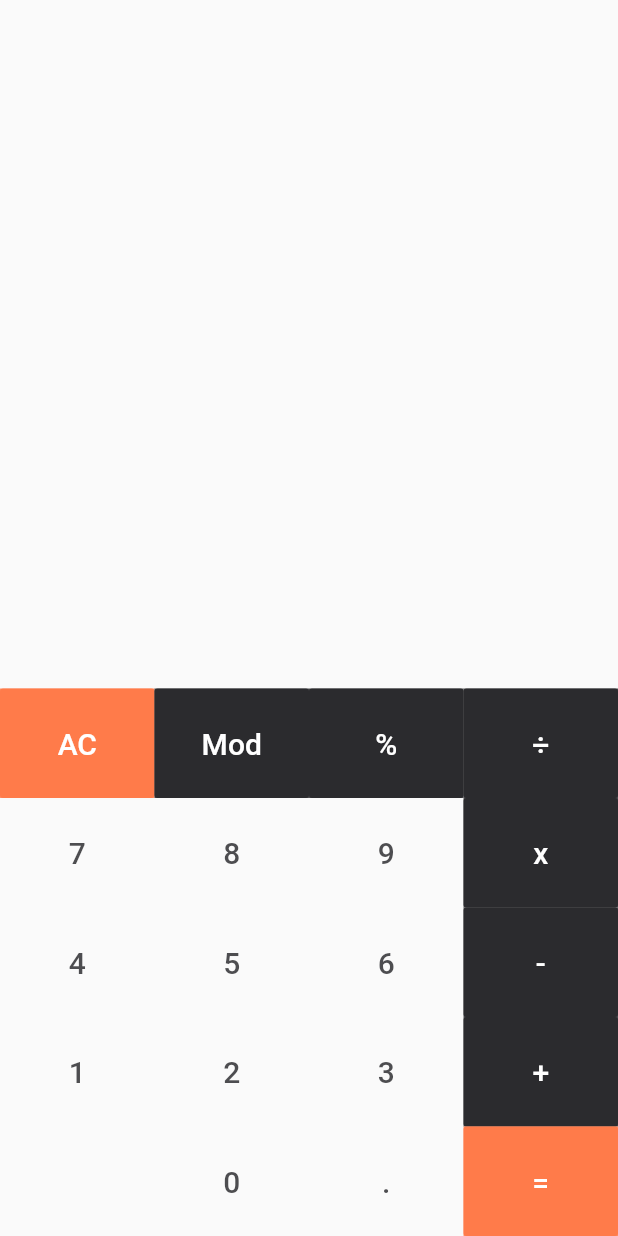
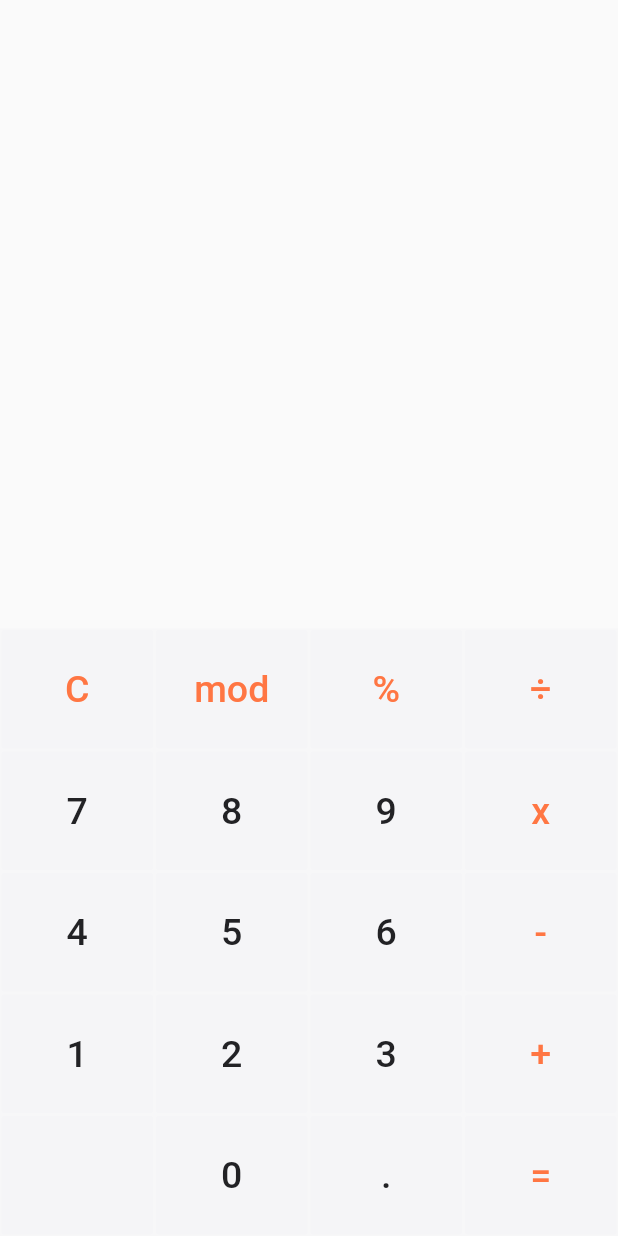
Before and after one commit to YunusEmreAlps/Flutter_Calculator, a Flutter app: the screen it shows after launch, on a phone screen of 412 x 824 dp. Run offline on Flutter 3.47's test engine with Material 2 defaults, Android fonts, the phone set to English and light mode, and no system bars.

Commit message:
Update UI

```diff
--- a/calculator/lib/calFunc.dart
+++ b/calculator/lib/calFunc.dart
@@ -11,7 +11,7 @@ List<String> allInputs = [];
 
 calculation(String input) {
   // If user press the clear button
-  if (input == "AC") {
+  if (input == "C") {
     num1List = [];
     num2List = [];
     _parameters = [];
@@ -57,12 +57,13 @@ calculation(String input) {
       num2List.add(input);
     }
   }
-  if (input == "+" || input == "-" || input == "x" || input == "÷" || input == "Mod" || input == "%") {
+  if (input == " + " || input == " - " || input == " x " || input == " ÷ " || input == " mod " || input == " % ") {
     if (_parameters.length == 0) {
       // When for the first time we hit any Operator button
       _parameters.add(input);
 
-      if((input == "%")) {
+      // Percent
+      if((input == " % ")) {
         allOperations();
       }
     } else {
@@ -72,41 +73,41 @@ calculation(String input) {
     }
   }
 
-  if(input != "%") {
+  if((input != " % ")) {
     allInputs.add(input);
     displayInputs = allInputs.join();
   }
 }
 
 void allOperations() {
-  if (_parameters[_parameters.length - 1] == "+") {
+  if (_parameters[_parameters.length - 1] == " + ") {
     double sum = addition(num1List.join(), num2List.join());
     num1List = ["$sum"];
     num2List = [];
     result = sum;
-  } else if (_parameters[_parameters.length - 1] == "-") {
+  } else if (_parameters[_parameters.length - 1] == " - ") {
     double subtract = subtraction(num1List.join(), num2List.join());
     num1List = ["$subtract"];
     num2List = [];
     result = subtract;
-  } else if (_parameters[_parameters.length - 1] == "x") {
+  } else if (_parameters[_parameters.length - 1] == " x ") {
     double multi = multiplication(num1List.join(), num2List.join());
     num1List = ["$multi"];
     num2List = [];
     result = multi;
-  } else if (_parameters[_parameters.length - 1] == "÷") {
+  } else if (_parameters[_parameters.length - 1] == " ÷ ") {
     double divi = division(num1List.join(), num2List.join());
     num1List = ["$divi"];
     num2List = [];
     result = divi;
   }
-  else if (_parameters[_parameters.length - 1] == "Mod") {
+  else if (_parameters[_parameters.length - 1] == " mod ") {
     double mod = module(num1List.join(), num2List.join());
     num1List = ["$mod"];
     num2List = [];
     result = mod;
   }
-  else if (_parameters[_parameters.length - 1] == "%") {
+  else if (_parameters[_parameters.length - 1] == " % ") {
     double per = percent(num1List.join());
     num1List = [];
     _parameters = [];
--- a/calculator/lib/constants/constants.dart
+++ b/calculator/lib/constants/constants.dart
@@ -6,6 +6,7 @@ const kShadowColor = Color(0xFF364564);
 const kPrimaryColor = Color(0xFFFF7643);
 
 // Light
+const kLightGrayColor = Color(0xFFD4D4D2);
 const kTitleTextLightColor = Colors.white;
 const kAccentLightColor = Color(0xFFB3BFD7);
 const kPrimaryLightColor = Color(0xFFE4E9F2);
--- a/calculator/lib/main.dart
+++ b/calculator/lib/main.dart
@@ -26,6 +26,7 @@ class MyApp extends StatelessWidget {
       home: SafeArea(
         child: Scaffold(
           body: Calculator(),
+          resizeToAvoidBottomPadding: false,
         ),
       ),
     );
@@ -77,45 +78,45 @@ class _CalculatorState extends State<Calculator> {
           children: <Widget>[
             // All Clear
             CalculatorButton(
-              text: "AC",
-              backgroundColor: kPrimaryColor.withOpacity(0.8),
-              textColor: Colors.white,
+              text: "C",
+              backgroundColor: kSecondaryLightColor.withOpacity(0.3),
+              textColor: kPrimaryColor,
               press: () {
                 setState(() {
-                  calculation("AC");
+                  calculation("C");
                 });
               },
             ),
             // Modulo
             CalculatorButton(
-              text: "Mod",
-              backgroundColor: kSurfaceDarkColor.withOpacity(0.8),
-              textColor: Colors.white,
+              text: "mod",
+              backgroundColor: kSecondaryLightColor.withOpacity(0.3),
+              textColor: kPrimaryColor,
               press: () {
                 setState(() {
-                  calculation("Mod");
+                  calculation(" mod ");
                 });
               },
             ),
             // %
             CalculatorButton(
               text: "%",
-              backgroundColor: kSurfaceDarkColor.withOpacity(0.8),
-              textColor: Colors.white,
+              backgroundColor: kSecondaryLightColor.withOpacity(0.3),
+              textColor: kPrimaryColor,
               press: () {
                 setState(() {
-                  calculation("%");
+                  calculation(" % ");
                 });
               },
             ),
             // Division
             CalculatorButton(
               text: "÷",
-              backgroundColor: kSurfaceDarkColor.withOpacity(0.8),
-              textColor: Colors.white,
+              backgroundColor: kSecondaryLightColor.withOpacity(0.3),
+              textColor: kPrimaryColor,
               press: () {
                 setState(() {
-                  calculation("÷");
+                  calculation(" ÷ ");
                 });
               },
             ),
@@ -127,7 +128,8 @@ class _CalculatorState extends State<Calculator> {
             // 7
             CalculatorButton(
               text: "7",
-              textColor: kSurfaceDarkColor.withOpacity(0.8),
+              backgroundColor: kSecondaryLightColor.withOpacity(0.3),
+              textColor: kSurfaceDarkColor,
               press: () {
                 setState(() {
                   calculation("7");
@@ -137,7 +139,8 @@ class _CalculatorState extends State<Calculator> {
             // 8
             CalculatorButton(
               text: "8",
-              textColor: kSurfaceDarkColor.withOpacity(0.8),
+              backgroundColor: kSecondaryLightColor.withOpacity(0.3),
+              textColor: kSurfaceDarkColor,
               press: () {
                 setState(() {
                   calculation("8");
@@ -147,7 +150,8 @@ class _CalculatorState extends State<Calculator> {
             // 9
             CalculatorButton(
               text: "9",
-              textColor: kSurfaceDarkColor.withOpacity(0.8),
+              backgroundColor: kSecondaryLightColor.withOpacity(0.3),
+              textColor: kSurfaceDarkColor,
               press: () {
                 setState(() {
                   calculation("9");
@@ -157,11 +161,11 @@ class _CalculatorState extends State<Calculator> {
             // x
             CalculatorButton(
               text: "x",
-              backgroundColor: kSurfaceDarkColor.withOpacity(0.8),
-              textColor: Colors.white,
+              backgroundColor: kSecondaryLightColor.withOpacity(0.3),
+              textColor: kPrimaryColor,
               press: () {
                 setState(() {
-                  calculation("x");
+                  calculation(" x ");
                 });
               },
             ),
@@ -173,7 +177,8 @@ class _CalculatorState extends State<Calculator> {
             // 4
             CalculatorButton(
               text: "4",
-              textColor: kSurfaceDarkColor.withOpacity(0.8),
+              backgroundColor: kSecondaryLightColor.withOpacity(0.3),
+              textColor: kSurfaceDarkColor,
               press: () {
                 setState(() {
                   calculation("4");
@@ -183,7 +188,8 @@ class _CalculatorState extends State<Calculator> {
             // 5
             CalculatorButton(
               text: "5",
-              textColor: kSurfaceDarkColor.withOpacity(0.8),
+              backgroundColor: kSecondaryLightColor.withOpacity(0.3),
+              textColor: kSurfaceDarkColor,
               press: () {
                 setState(() {
                   calculation("5");
@@ -193,7 +199,8 @@ class _CalculatorState extends State<Calculator> {
             // 6
             CalculatorButton(
               text: "6",
-              textColor: kSurfaceDarkColor.withOpacity(0.8),
+              backgroundColor: kSecondaryLightColor.withOpacity(0.3),
+              textColor: kSurfaceDarkColor,
               press: () {
                 setState(() {
                   calculation("6");
@@ -203,11 +210,11 @@ class _CalculatorState extends State<Calculator> {
             // -
             CalculatorButton(
               text: "-",
-              backgroundColor: kSurfaceDarkColor.withOpacity(0.8),
-              textColor: Colors.white,
+              backgroundColor: kSecondaryLightColor.withOpacity(0.3),
+              textColor: kPrimaryColor,
               press: () {
                 setState(() {
-                  calculation("-");
+                  calculation(" - ");
                 });
               },
             ),
@@ -219,7 +226,8 @@ class _CalculatorState extends State<Calculator> {
             // 1
             CalculatorButton(
               text: "1",
-              textColor: kSurfaceDarkColor.withOpacity(0.8),
+              backgroundColor: kSecondaryLightColor.withOpacity(0.3),
+              textColor: kSurfaceDarkColor,
               press: () {
                 setState(() {
                   calculation("1");
@@ -229,7 +237,8 @@ class _CalculatorState extends State<Calculator> {
             // 2
             CalculatorButton(
               text: "2",
-              textColor: kSurfaceDarkColor.withOpacity(0.8),
+              backgroundColor: kSecondaryLightColor.withOpacity(0.3),
+              textColor: kSurfaceDarkColor,
               press: () {
                 setState(() {
                   calculation("2");
@@ -239,7 +248,8 @@ class _CalculatorState extends State<Calculator> {
             // 3
             CalculatorButton(
               text: "3",
-              textColor: kSurfaceDarkColor.withOpacity(0.8),
+              backgroundColor: kSecondaryLightColor.withOpacity(0.3),
+              textColor: kSurfaceDarkColor,
               press: () {
                 setState(() {
                   calculation("3");
@@ -249,11 +259,11 @@ class _CalculatorState extends State<Calculator> {
             // +
             CalculatorButton(
               text: "+",
-              backgroundColor: kSurfaceDarkColor.withOpacity(0.8),
-              textColor: Colors.white,
+              backgroundColor: kSecondaryLightColor.withOpacity(0.3),
+              textColor: kPrimaryColor,
               press: () {
                 setState(() {
-                  calculation("+");
+                  calculation(" + ");
                 });
               },
             ),
@@ -262,29 +272,30 @@ class _CalculatorState extends State<Calculator> {
         // Buttons (Numbers, Addition)
         Row(
           children: <Widget>[
+            // Nothing
             CalculatorButton(
               text: "",
-              textColor: kSurfaceDarkColor.withOpacity(0.8),
+              backgroundColor: kSecondaryLightColor.withOpacity(0.3),
+              textColor: kSurfaceDarkColor,
               press: () {
-                setState(() {
-                  calculation("");
-                });
               },
             ),
             // 0
             CalculatorButton(
               text: "0",
-              textColor: kSurfaceDarkColor.withOpacity(0.8),
+              backgroundColor: kSecondaryLightColor.withOpacity(0.3),
+              textColor: kSurfaceDarkColor,
               press: () {
                 setState(() {
                   calculation("0");
                 });
               },
             ),
-            // .
+            // Nothing
             CalculatorButton(
               text: ".",
-              textColor: kSurfaceDarkColor.withOpacity(0.8),
+              backgroundColor: kSecondaryLightColor.withOpacity(0.3),
+              textColor: kSurfaceDarkColor,
               press: () {
                 setState(() {
                   calculation(".");
@@ -294,8 +305,8 @@ class _CalculatorState extends State<Calculator> {
             // =
             CalculatorButton(
               text: "=",
-              backgroundColor: kPrimaryColor.withOpacity(0.8),
-              textColor: Colors.white,
+              backgroundColor: kSecondaryLightColor.withOpacity(0.3),
+              textColor: kPrimaryColor,
               press: () {
                 setState(() {
                   calculation("=");
@@ -304,8 +315,6 @@ class _CalculatorState extends State<Calculator> {
             ),
           ],
         ),
-
-
       ],
     );
   }
--- a/calculator/lib/widgets/button.dart
+++ b/calculator/lib/widgets/button.dart
@@ -19,16 +19,17 @@ class CalculatorButton extends StatelessWidget {
   Widget build(BuildContext context) {
     return Expanded(
       child: Container(
+        padding: EdgeInsets.all(1),
         color: backgroundColor,
         child: FlatButton(
           color: backgroundColor,
-          padding: EdgeInsets.symmetric(horizontal: 15, vertical: 25),
+          padding: EdgeInsets.symmetric(horizontal: 10, vertical: 25),
           onPressed: press,
           child: Text(
             "$text",
             style: TextStyle(
               color: textColor,
-              fontSize: 20,
+              fontSize: 25,
             ),
           ),
         ),
```
